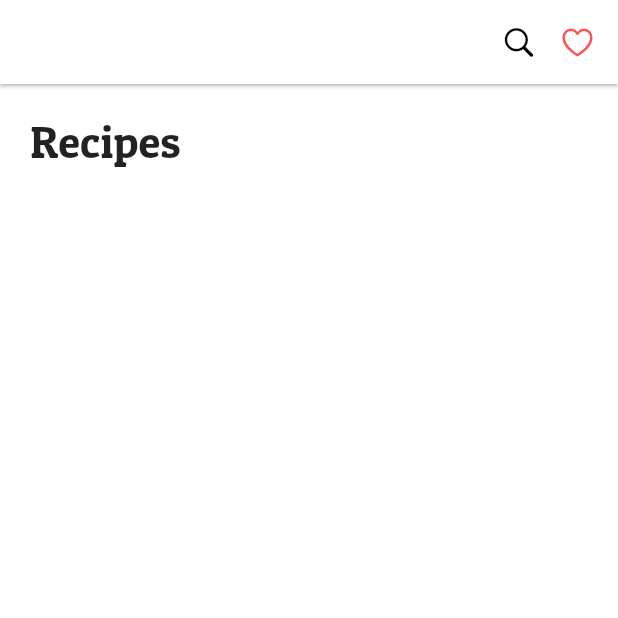
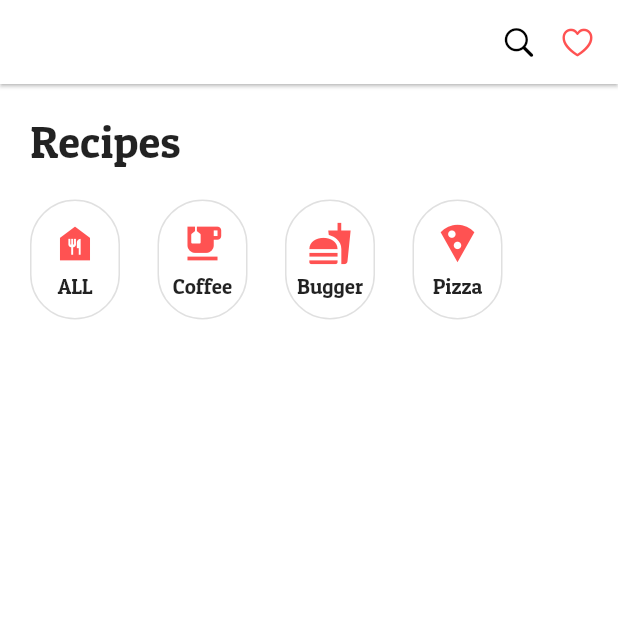
Before and after one commit to jyryuitpro/flutter_recipe, a Flutter app: the screen it shows after launch, on a phone screen of 412 x 824 dp, the top half of it. Run offline on Flutter 3.47's test engine with Material 2 defaults, Android fonts, the phone set to English and light mode, and no system bars.

Commit message:
6. Container 디자인

```diff
--- a/lib/components/recipe_menu.dart
+++ b/lib/components/recipe_menu.dart
@@ -5,6 +5,53 @@ class RecipeMenu extends StatelessWidget {
 
   @override
   Widget build(BuildContext context) {
-    return Container();
+    return Padding(
+      padding: const EdgeInsets.only(top: 20),
+      child: Row(
+        // mainAxisAlignment: MainAxisAlignment.center,
+        children: [
+          _buildMenuItem(Icons.food_bank, "ALL"),
+          SizedBox(
+            width: 25,
+          ),
+          _buildMenuItem(Icons.emoji_food_beverage, "Coffee"),
+          SizedBox(
+            width: 25,
+          ),
+          _buildMenuItem(Icons.fastfood, "Bugger"),
+          SizedBox(
+            width: 25,
+          ),
+          _buildMenuItem(Icons.local_pizza, "Pizza"),
+        ],
+      ),
+    );
+  }
+
+  Container _buildMenuItem(IconData mIcon, String text) {
+    return Container(
+      width: 60,
+      height: 80,
+      decoration: BoxDecoration(
+        border: Border.all(
+          color: Colors.black12,
+        ),
+        borderRadius: BorderRadius.circular(30.0),
+      ),
+      child: Column(
+        mainAxisAlignment: MainAxisAlignment.center,
+        children: [
+          Icon(
+            mIcon,
+            color: Colors.redAccent,
+            size: 30,
+          ),
+          SizedBox(
+            height: 5,
+          ),
+          Text(text),
+        ],
+      ),
+    );
   }
 }
```
